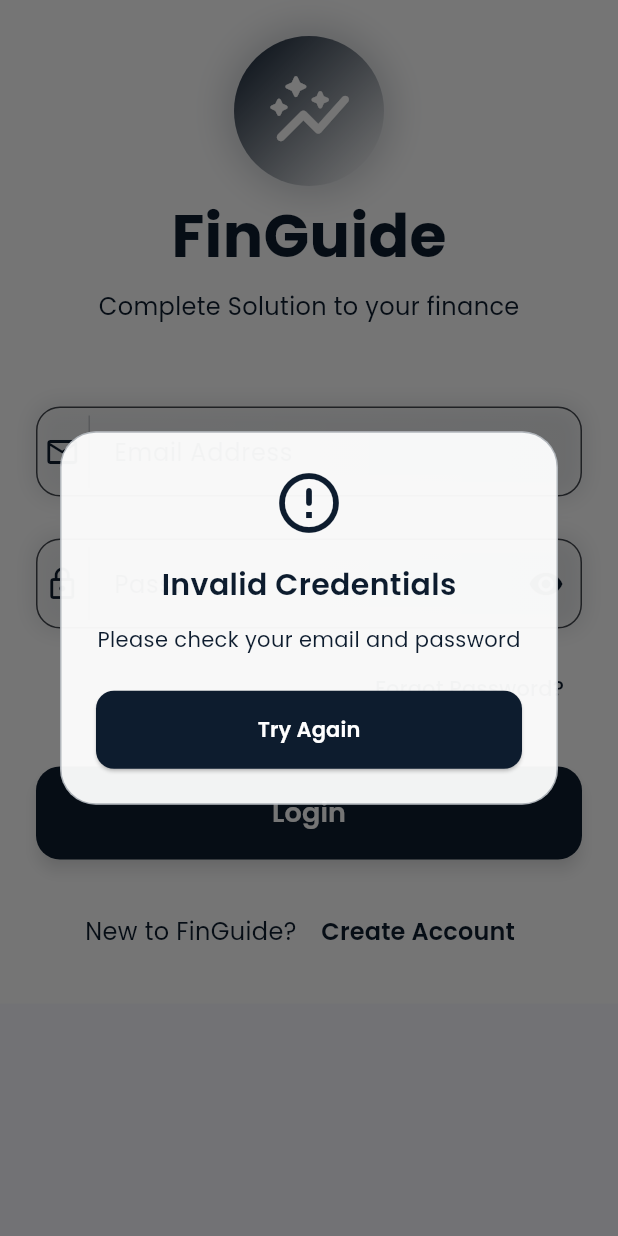
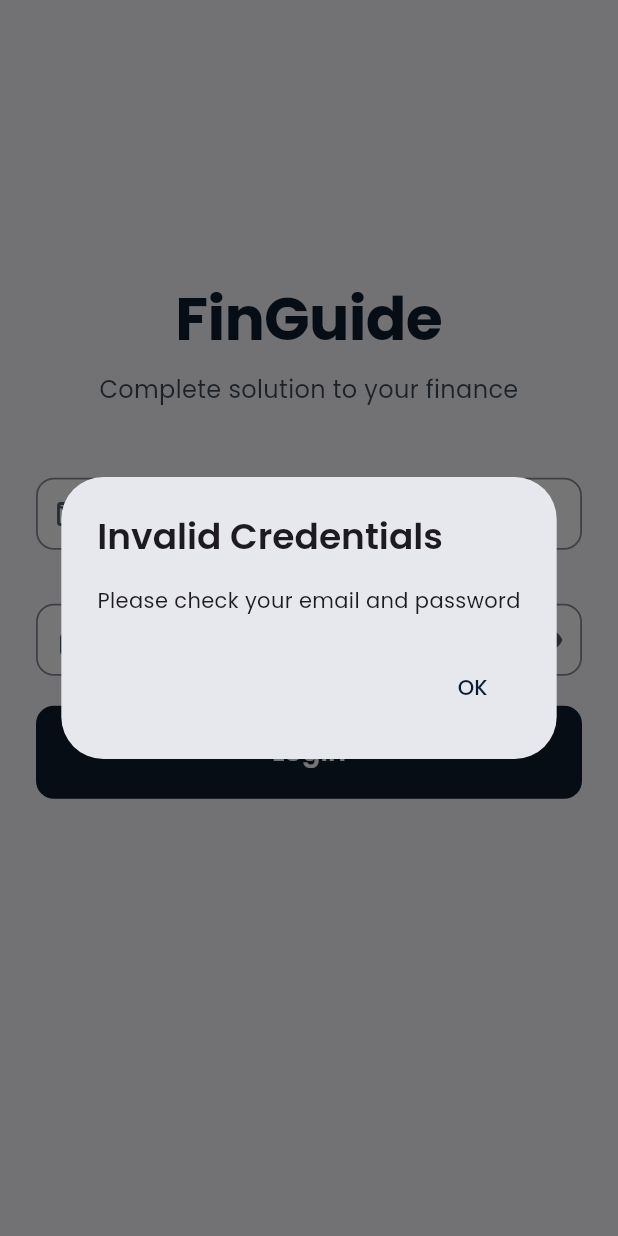
Before and after one commit to bimalsharma07/FinGuide, a Flutter app: the screen it shows after launch, after a tap on "Login", on a phone screen of 412 x 824 dp. Run offline on Flutter 3.47's test engine with Material 3 defaults, Android fonts, the phone set to English and light mode, and no system bars; drawn by our look-alikes of flutter_animate; our stand-ins replace animated_text_kit, google_fonts.

Commit message:
Update login_screen.dart
Removed Create Account and Password change option

```diff
--- a/lib/screens/login_screen.dart
+++ b/lib/screens/login_screen.dart
@@ -1,25 +1,25 @@
 import 'package:flutter/material.dart';
 import 'package:flutter/services.dart';
-import 'package:flutter_animate/flutter_animate.dart';
 import 'package:google_fonts/google_fonts.dart';
-import 'home_screen.dart';
+import 'home_screen.dart'; // Make sure this exists in your project
 
 class LoginScreen extends StatefulWidget {
   const LoginScreen({super.key});
 
   @override
-  State<LoginScreen> createState() => _LoginScreenState();
+  _LoginScreenState createState() => _LoginScreenState();
 }
 
 class _LoginScreenState extends State<LoginScreen> {
   final TextEditingController _emailController = TextEditingController();
   final TextEditingController _passwordController = TextEditingController();
   bool _showPassword = false;
-  final Color _primaryColor = const Color(0xFFFFFFFF);
-  final Color _accentColor = const Color(0xFF0D1C2E);
-  final double _elementSpacing = 28.0;
+  final Color _primaryColor = const Color(0xFF0D1C2E);
+  final double _elementSpacing = 24.0;
+  final double _inputFieldHeight = 60.0;
 
   void _login() {
+    // Hardcoded credentials validation
     const String correctEmail = 'FinGuide@gmail.com';
     const String correctPassword = 'FinGuide@2025';
 
@@ -27,68 +27,25 @@ class _LoginScreenState extends State<LoginScreen> {
         _passwordController.text == correctPassword) {
       Navigator.pushReplacement(
         context,
-        PageRouteBuilder(
-          pageBuilder: (_, __, ___) => const HomeScreen(),
-          transitionsBuilder: (_, a, __, c) =>
-              FadeTransition(opacity: a, child: c),
-        ),
+        MaterialPageRoute(builder: (context) => const HomeScreen()),
       );
     } else {
       showDialog(
         context: context,
-        builder: (context) => _buildErrorDialog(),
-      );
-    }
-  }
-
-  Widget _buildErrorDialog() {
-    return Dialog(
-      backgroundColor: _primaryColor.withOpacity(0.95),
-      shape: RoundedRectangleBorder(
-        borderRadius: BorderRadius.circular(24),
-        side: BorderSide(color: _accentColor.withOpacity(0.3), width: 1),
-      ),
-      child: Padding(
-        padding: const EdgeInsets.all(24),
-        child: Column(
-          mainAxisSize: MainAxisSize.min,
-          children: [
-            Icon(Icons.error_outline_rounded,
-                color: _accentColor,
-                size: 48),
-            const SizedBox(height: 16),
-            Text('Invalid Credentials',
-                style: GoogleFonts.poppins(
-                  color: const Color.fromRGBO(13, 28, 46, 1.0),
-                  fontSize: 20,
-                  fontWeight: FontWeight.w600,
-                )),
-            const SizedBox(height: 12),
-            Text('Please check your email and password',
-                style: GoogleFonts.poppins(color: const Color.fromRGBO(13, 28, 46, 1.0))),
-            const SizedBox(height: 24),
-            SizedBox(
-              width: double.infinity,
-              child: ElevatedButton(
-                onPressed: () => Navigator.pop(context),
-                style: ElevatedButton.styleFrom(
-                  backgroundColor: _accentColor,
-                  padding: const EdgeInsets.symmetric(vertical: 16),
-                  shape: RoundedRectangleBorder(
-                    borderRadius: BorderRadius.circular(12),
-                  ),
-                ),
-                child: Text('Try Again',
-                    style: GoogleFonts.poppins(
-                      color: _primaryColor,
-                      fontWeight: FontWeight.w600,
-                    )),
-              ),
+        builder: (context) => AlertDialog(
+          title: Text('Invalid Credentials',
+              style: GoogleFonts.poppins(fontWeight: FontWeight.w600)),
+          content: Text('Please check your email and password',
+              style: GoogleFonts.poppins()),
+          actions: [
+            TextButton(
+              onPressed: () => Navigator.pop(context),
+              child: Text('OK', style: GoogleFonts.poppins()),
             ),
           ],
         ),
-      ),
-    );
+      );
+    }
   }
 
   Widget _buildAppTextField({
@@ -98,86 +55,98 @@ class _LoginScreenState extends State<LoginScreen> {
     bool obscureText = false,
     Widget? suffixIcon,
   }) {
-    return Container(
-      decoration: BoxDecoration(
-        borderRadius: BorderRadius.circular(16),
-        gradient: LinearGradient(
-          colors: [
-            _primaryColor.withOpacity(0.3),
-            _primaryColor.withOpacity(0.1)
-          ],
-        ),
-        boxShadow: [
-          BoxShadow(
-            color: _accentColor.withOpacity(0.1),
-            blurRadius: 12,
-            spreadRadius: 2,
-          ),
-        ],
-      ),
+    return SizedBox(
+      height: _inputFieldHeight,
       child: TextField(
         controller: controller,
         obscureText: obscureText,
-        style: GoogleFonts.poppins(color: Color(0xFF0D1C2E), fontSize: 16),
+        style: GoogleFonts.poppins(
+          color: _primaryColor,
+          fontSize: 16,
+        ),
         decoration: InputDecoration(
           labelText: labelText,
-          labelStyle: GoogleFonts.poppins(color: Color(0xFF0D1C2E)),
-          floatingLabelStyle: GoogleFonts.poppins(color: _accentColor),
+          labelStyle: GoogleFonts.poppins(
+            color: _primaryColor.withOpacity(0.7),
+            fontSize: 14,
+          ),
+          floatingLabelStyle: GoogleFonts.poppins(
+            color: _primaryColor,
+            fontSize: 14,
+          ),
           filled: true,
-          fillColor: Colors.transparent,
+          fillColor: Colors.white,
           border: OutlineInputBorder(
-            borderRadius: BorderRadius.circular(16),
-            borderSide: BorderSide(color: _accentColor.withOpacity(0.3), width: 1),
+            borderRadius: BorderRadius.circular(12),
+            borderSide: BorderSide(color: _primaryColor, width: 1.5),
+          ),
+          enabledBorder: OutlineInputBorder(
+            borderRadius: BorderRadius.circular(12),
+            borderSide: BorderSide(
+                color: _primaryColor.withOpacity(0.5), width: 1.2),
           ),
           focusedBorder: OutlineInputBorder(
-            borderRadius: BorderRadius.circular(16),
-            borderSide: BorderSide(color: _accentColor, width: 1.5),
+            borderRadius: BorderRadius.circular(12),
+            borderSide: BorderSide(color: _primaryColor, width: 1.5),
           ),
-          contentPadding: const EdgeInsets.symmetric(horizontal: 24, vertical: 18),
-          prefixIcon: Container(
-            margin: const EdgeInsets.only(right: 12),
-            decoration: BoxDecoration(
-              border: Border(right: BorderSide(color: _accentColor.withOpacity(0.2))),
-            ),
-            child: Icon(prefixIcon, color: _accentColor),
-          ),
+          contentPadding: const EdgeInsets.symmetric(horizontal: 16),
+          prefixIcon: Icon(prefixIcon, color: _primaryColor.withOpacity(0.7)),
           suffixIcon: suffixIcon,
         ),
       ),
-    ).animate().fade(duration: 500.ms).slideY(begin: 0.2, end: 0);
+    );
   }
 
   @override
   Widget build(BuildContext context) {
     return Scaffold(
       body: AnnotatedRegion<SystemUiOverlayStyle>(
-        value: SystemUiOverlayStyle.light,
-        child: Container(
-          decoration: BoxDecoration(
-            gradient: LinearGradient(
-              begin: Alignment.topLeft,
-              end: Alignment.bottomRight,
-              colors: [
-                _primaryColor,
-                const Color(0xFFFFFFFF),
-              ],
-            ),
-          ),
-          child: SafeArea(
-            child: SingleChildScrollView(
-              padding: const EdgeInsets.all(24),
+        value: SystemUiOverlayStyle.dark,
+        child: SafeArea(
+          child: SingleChildScrollView(
+            padding: const EdgeInsets.all(24),
+            child: ConstrainedBox(
+              constraints: BoxConstraints(
+                minHeight: MediaQuery.of(context).size.height - 140,
+              ),
               child: Column(
                 mainAxisAlignment: MainAxisAlignment.center,
                 crossAxisAlignment: CrossAxisAlignment.stretch,
                 children: [
-                  _buildHeader(),
+                  Column(
+                    children: [
+                      Text(
+                        'FinGuide',
+                        style: GoogleFonts.poppins(
+                          fontSize: 40,
+                          fontWeight: FontWeight.w700,
+                          color: _primaryColor,
+                          letterSpacing: -0.5,
+                        ),
+                      ),
+                      const SizedBox(height: 8),
+                      Text(
+                        'Complete solution to your finance',
+                        style: GoogleFonts.poppins(
+                          fontSize: 16,
+                          color: _primaryColor.withOpacity(0.8),
+                          height: 1.4,
+                        ),
+                        textAlign: TextAlign.center,
+                      ),
+                    ],
+                  ),
                   SizedBox(height: _elementSpacing * 2),
+
+                  // Email Field
                   _buildAppTextField(
                     controller: _emailController,
                     labelText: 'Email Address',
                     prefixIcon: Icons.email_outlined,
                   ),
                   SizedBox(height: _elementSpacing),
+
+                  // Password Field
                   _buildAppTextField(
                     controller: _passwordController,
                     labelText: 'Password',
@@ -186,17 +155,33 @@ class _LoginScreenState extends State<LoginScreen> {
                     suffixIcon: IconButton(
                       icon: Icon(
                         _showPassword ? Icons.visibility_off : Icons.visibility,
-                        color: Color(0xFF0D1C2E),
-                      ).animate().scale(duration: 100.ms),
+                        color: _primaryColor.withOpacity(0.7),
+                      ),
                       onPressed: () => setState(() => _showPassword = !_showPassword),
                     ),
                   ),
+                  const SizedBox(height: 8),
+                  // Login Button
+                  ElevatedButton(
+                    onPressed: _login,
+                    style: ElevatedButton.styleFrom(
+                      backgroundColor: _primaryColor,
+                      padding: const EdgeInsets.symmetric(vertical: 18),
+                      shape: RoundedRectangleBorder(
+                        borderRadius: BorderRadius.circular(12),
+                      ),
+                      elevation: 0,
+                    ),
+                    child: Text(
+                      'Login',
+                      style: GoogleFonts.poppins(
+                        color: Colors.white,
+                        fontSize: 18,
+                        fontWeight: FontWeight.w600,
+                      ),
+                    ),
+                  ),
                   const SizedBox(height: 16),
-                  _buildForgotPassword(),
-                  SizedBox(height: _elementSpacing),
-                  _buildLoginButton(),
-                  const SizedBox(height: 24),
-                  _buildSignUpSection(),
                 ],
               ),
             ),
@@ -205,122 +190,4 @@ class _LoginScreenState extends State<LoginScreen> {
       ),
     );
   }
-
-  Widget _buildHeader() {
-    return Column(
-      children: [
-        Container(
-          padding: const EdgeInsets.all(20),
-          decoration: BoxDecoration(
-            shape: BoxShape.circle,
-            gradient: LinearGradient(
-              colors: [_accentColor, _primaryColor],
-              begin: Alignment.topLeft,
-              end: Alignment.bottomRight,
-            ),
-            boxShadow: [
-              BoxShadow(
-                color: _accentColor.withOpacity(0.2),
-                blurRadius: 20,
-                spreadRadius: 5,
-              ),
-            ],
-          ),
-          child: Icon(Icons.auto_graph_rounded, size: 60, color: Colors.white),
-        )
-        .animate(onPlay: (controller) => controller.repeat())
-        .shimmer(duration: 2000.ms, color: _accentColor.withOpacity(0.2)),
-        const SizedBox(height: 4),
-        Text(
-          'FinGuide',
-          style: GoogleFonts.poppins(
-            fontSize: 40,
-            fontWeight: FontWeight.w700,
-            foreground: Paint()
-              ..shader = LinearGradient(
-                colors: [Color(0xFF0D1C2E), _accentColor],
-              ).createShader(const Rect.fromLTWH(0, 0, 200, 70)),
-          ),
-        ),
-        const SizedBox(height: 8),
-        Text(
-          'Complete Solution to your finance',
-          style: GoogleFonts.poppins(
-            fontSize: 16,
-            color: Color(0xFF0D1C2E),
-            height: 1.4,
-          ),
-        ),
-      ],
-    ).animate().fadeIn().slideY();
-  }
-
-  Widget _buildForgotPassword() {
-    return Align(
-      alignment: Alignment.centerRight,
-      child: TextButton(
-        onPressed: () {},
-        child: Text(
-          'Forgot Password?',
-          style: GoogleFonts.poppins(
-            color: _accentColor,
-            fontSize: 14,
-            fontWeight: FontWeight.w500,
-          ),
-        ),
-      ),
-    );
-  }
-
-  Widget _buildLoginButton() {
-    return MouseRegion(
-      cursor: SystemMouseCursors.click,
-      child: ElevatedButton(
-        onPressed: _login,
-        style: ElevatedButton.styleFrom(
-          backgroundColor: _accentColor,
-          padding: const EdgeInsets.symmetric(vertical: 18),
-          shape: RoundedRectangleBorder(
-            borderRadius: BorderRadius.circular(16),
-          ),
-          elevation: 4,
-          shadowColor: _accentColor.withOpacity(0.3),
-        ),
-        child: Text(
-          'Login',
-          style: GoogleFonts.poppins(
-            color: _primaryColor,
-            fontSize: 18,
-            fontWeight: FontWeight.w600,
-          ),
-        ),
-      ),
-    ).animate().scaleXY(delay: 300.ms);
-  }
-
-  Widget _buildSignUpSection() {
-    return Row(
-      mainAxisAlignment: MainAxisAlignment.center,
-      children: [
-        Text(
-          'New to FinGuide? ',
-          style: GoogleFonts.poppins(
-            color: Color(0xFF0D1C2E),
-            fontSize: 16,
-          ),
-        ),
-        TextButton(
-          onPressed: () {},
-          child: Text(
-            'Create Account',
-            style: GoogleFonts.poppins(
-              color: _accentColor,
-              fontSize: 16,
-              fontWeight: FontWeight.w600,
-            ),
-          ),
-        ),
-      ],
-    ).animate().fadeIn(delay: 400.ms);
-  }
 }
```
